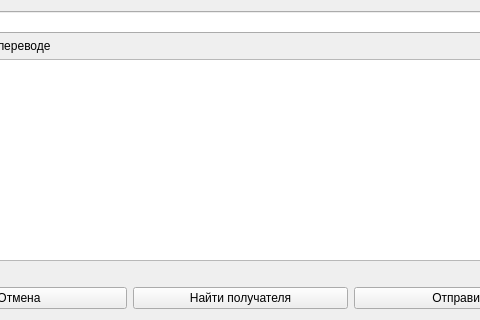
First picture: the form in pages/transferpage.ui, repository RakIhar/NeobankClientWidgets, before the edit; both pictures show x 100 to 580 and y 116 to 436 of the 681 by 436 pixel window.
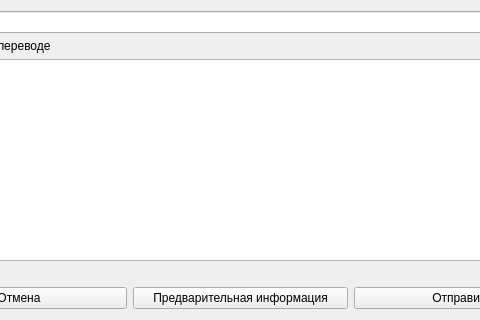
Second picture: the form after the edit.

Diff of the .ui file:
```diff
--- a/pages/transferpage.ui
+++ b/pages/transferpage.ui
@@ -83,7 +83,7 @@
      <item>
       <widget class="QPushButton" name="findButton">
        <property name="text">
-        <string>Найти получателя</string>
+        <string>Предварительная информация</string>
        </property>
       </widget>
      </item>
```
Left out of the diff: 2 changed lines with no effect on the pictures.
